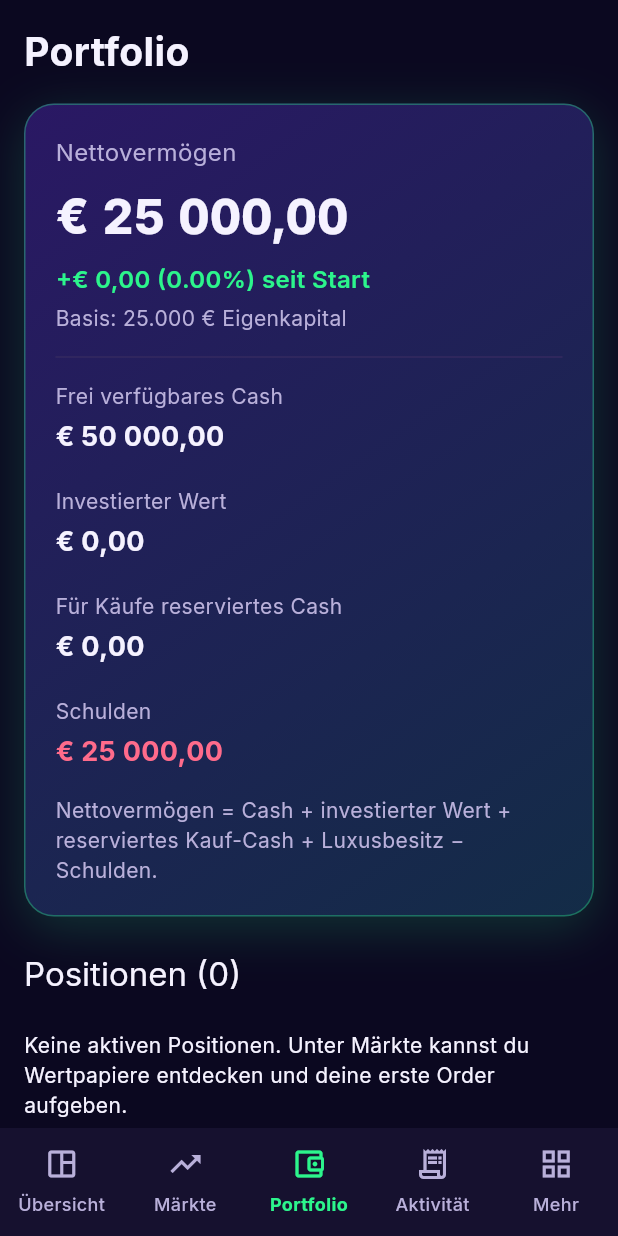
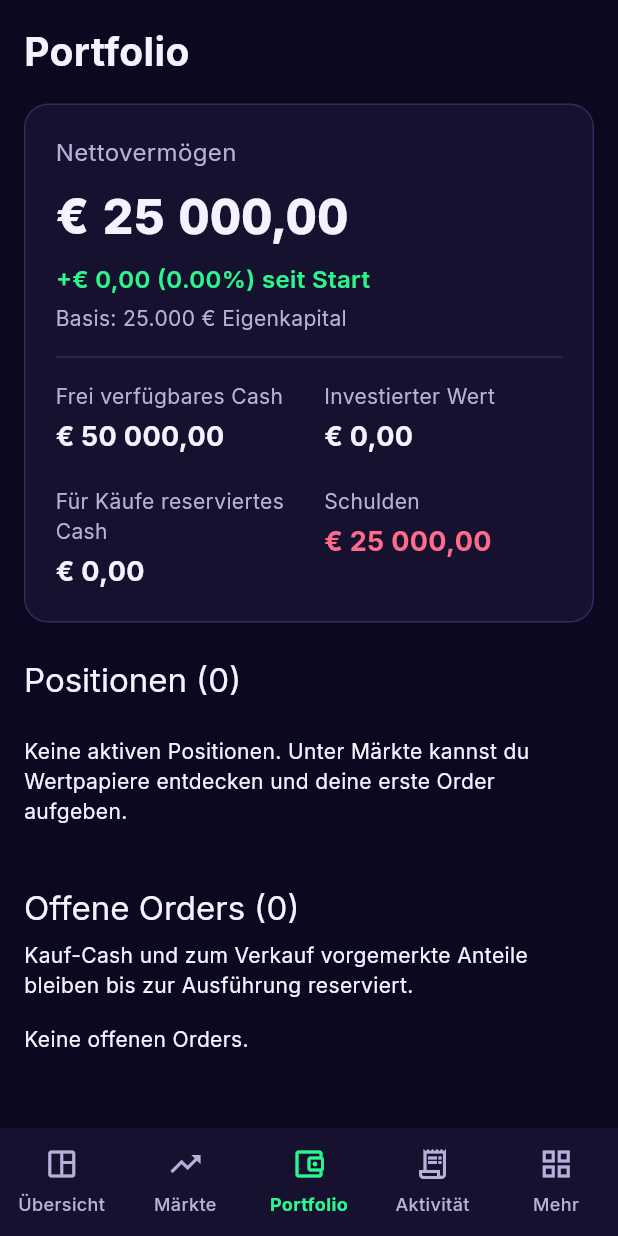
Before and after one commit to NairolfDev/TradingGame, a Flutter app: the screen it shows after launch, item 3 of the bottom bar chosen, on a phone screen of 412 x 824 dp. Run offline on Flutter 3.47's test engine with Material 3 defaults, Android fonts, the phone set to English and light mode, and no system bars; our stand-ins replace cloud_firestore, firebase_auth, firebase_core, firebase_messaging, fl_chart, flutter_animate and 6 more; missing offline and left inert: dart:js_interop; accounts and stored records are empty; network calls fail.

Commit message:
feat(ui): two-column metrics on phones, compact portfolio summary
Metrics sit in two columns from 280 px (was 480), the net-worth formula moved
behind an info button (bottom sheet), and the Portfolio tab uses a flat compact
card instead of repeating the dashboard hero.

Co-Authored-By: Claude Sonnet 5.5 <noreply@anthropic.com>

```diff
--- a/lib/ui/screens/portfolio_screen.dart
+++ b/lib/ui/screens/portfolio_screen.dart
@@ -32,7 +32,7 @@ class PortfolioScreen extends StatelessWidget {
                 ),
               ),
               const SizedBox(height: 16),
-              PortfolioSummary(portfolio: portfolio),
+              PortfolioSummary(portfolio: portfolio, compact: true),
               const SizedBox(height: 24),
               Text(
                 'Positionen (${portfolio.positions.length})',
--- a/lib/ui/widgets/portfolio_summary.dart
+++ b/lib/ui/widgets/portfolio_summary.dart
@@ -8,7 +8,15 @@ import 'game_fx.dart';
 class PortfolioSummary extends StatelessWidget {
   final PortfolioProvider portfolio;
 
-  const PortfolioSummary({super.key, required this.portfolio});
+  /// Flat card without gradient and formula hint, for screens (Portfolio)
+  /// whose own content is the lists below.
+  final bool compact;
+
+  const PortfolioSummary({
+    super.key,
+    required this.portfolio,
+    this.compact = false,
+  });
 
   @override
   Widget build(BuildContext context) {
@@ -36,13 +44,37 @@ class PortfolioSummary extends StatelessWidget {
 
     return Container(
       padding: const EdgeInsets.all(20),
-      decoration: heroDecoration(glow: profitColor),
+      decoration: compact
+          ? BoxDecoration(
+              color: AppColors.surface,
+              borderRadius: BorderRadius.circular(16),
+              border: Border.all(color: AppColors.cardBorder),
+            )
+          : heroDecoration(glow: profitColor),
       child: Column(
         crossAxisAlignment: CrossAxisAlignment.start,
         children: [
-          Text(
-            'Nettovermögen',
-            style: TextStyle(fontSize: 16, color: AppColors.textSecondary),
+          Row(
+            children: [
+              Expanded(
+                child: Text(
+                  'Nettovermögen',
+                  style: TextStyle(
+                    fontSize: 16,
+                    color: AppColors.textSecondary,
+                  ),
+                ),
+              ),
+              if (!compact)
+                IconButton(
+                  tooltip: 'Wie wird das berechnet?',
+                  icon: Icon(
+                    Icons.info_outline,
+                    color: AppColors.textSecondary,
+                  ),
+                  onPressed: () => _showFormula(context),
+                ),
+            ],
           ),
           const SizedBox(height: 8),
           AnimatedMoney(
@@ -74,7 +106,7 @@ class PortfolioSummary extends StatelessWidget {
               final scale = MediaQuery.textScalerOf(context).scale(1);
               final columns = constraints.maxWidth >= 900 * scale
                   ? 4
-                  : constraints.maxWidth >= 480 * scale
+                  : constraints.maxWidth >= 280 * scale
                   ? 2
                   : 1;
               final width =
@@ -89,14 +121,8 @@ class PortfolioSummary extends StatelessWidget {
               );
             },
           ),
-          const SizedBox(height: 16),
-          Text(
-            'Nettovermögen = Cash + investierter Wert + reserviertes '
-            'Kauf-Cash + Luxusbesitz − Schulden.',
-            style: TextStyle(fontSize: 14, color: AppColors.textSecondary),
-          ),
           if (reservedSales > 0) ...[
-            const SizedBox(height: 8),
+            const SizedBox(height: 16),
             Text(
               'Davon für Verkäufe vorgemerkt: '
               '${CurrencyFormatter.format(reservedSales)}. Bereits im '
@@ -105,6 +131,36 @@ class PortfolioSummary extends StatelessWidget {
             ),
           ],
         ],
+      ),
+    );
+  }
+
+  /// Progressive disclosure: the formula is one tap away instead of
+  /// permanently taking three lines on a phone.
+  void _showFormula(BuildContext context) {
+    showModalBottomSheet<void>(
+      context: context,
+      showDragHandle: true,
+      builder: (_) => SafeArea(
+        child: Padding(
+          padding: const EdgeInsets.fromLTRB(20, 0, 20, 20),
+          child: Column(
+            mainAxisSize: MainAxisSize.min,
+            crossAxisAlignment: CrossAxisAlignment.start,
+            children: [
+              Text(
+                'So wird das Nettovermögen berechnet',
+                style: Theme.of(context).textTheme.titleMedium,
+              ),
+              const SizedBox(height: 8),
+              Text(
+                'Nettovermögen = Cash + investierter Wert + reserviertes '
+                'Kauf-Cash + Luxusbesitz − Schulden.',
+                style: TextStyle(color: AppColors.textSecondary),
+              ),
+            ],
+          ),
+        ),
       ),
     );
   }
```
Also changed, not shown: 1 other file.
